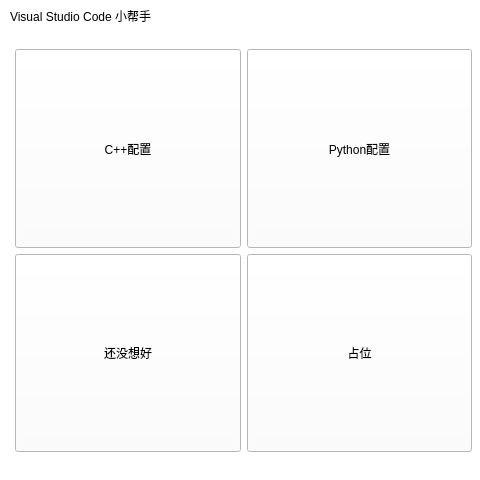
Old version of the form VSCode_Helper/mainwindow.ui in the repository Gu-jq/VSCode_Helper.
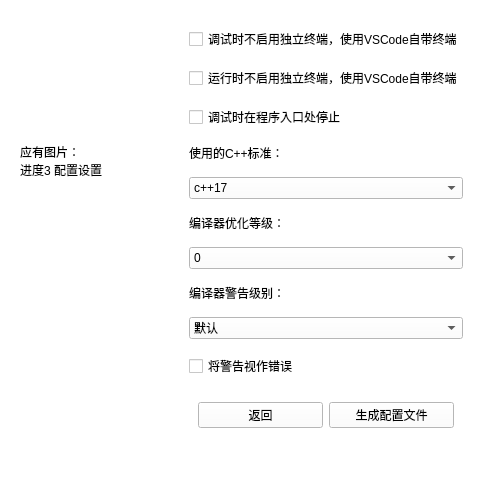
New version of the form. The open tabs and pages were chosen to show the change. Icons and pictures are not drawn.

Diff of the .ui file:
```diff
--- a/VSCode_Helper/mainwindow.ui
+++ b/VSCode_Helper/mainwindow.ui
@@ -776,6 +776,281 @@
       </layout>
      </widget>
     </widget>
+    <widget class="QWidget" name="cpage_5">
+     <widget class="QWidget" name="widget_18" native="true">
+      <property name="geometry">
+       <rect>
+        <x>0</x>
+        <y>0</y>
+        <width>481</width>
+        <height>471</height>
+       </rect>
+      </property>
+      <property name="sizePolicy">
+       <sizepolicy hsizetype="Preferred" vsizetype="Preferred">
+        <horstretch>0</horstretch>
+        <verstretch>0</verstretch>
+       </sizepolicy>
+      </property>
+      <layout class="QHBoxLayout" name="horizontalLayout_8">
+       <item>
+        <widget class="QWidget" name="cpic_5" native="true">
+         <property name="sizePolicy">
+          <sizepolicy hsizetype="MinimumExpanding" vsizetype="Preferred">
+           <horstretch>0</horstretch>
+           <verstretch>0</verstretch>
+          </sizepolicy>
+         </property>
+         <property name="styleSheet">
+          <string notr="true">QWidget#cpic_5{
+	background-image: url(:/image/image/占位图片.png);
+}</string>
+         </property>
+         <widget class="QLabel" name="label_16">
+          <property name="geometry">
+           <rect>
+            <x>20</x>
+            <y>90</y>
+            <width>101</width>
+            <height>141</height>
+           </rect>
+          </property>
+          <property name="text">
+           <string>应有图片：
+进度3 配置设置</string>
+          </property>
+         </widget>
+        </widget>
+       </item>
+       <item>
+        <widget class="QWidget" name="widget_19" native="true">
+         <property name="sizePolicy">
+          <sizepolicy hsizetype="Expanding" vsizetype="Expanding">
+           <horstretch>0</horstretch>
+           <verstretch>0</verstretch>
+          </sizepolicy>
+         </property>
+         <layout class="QVBoxLayout" name="verticalLayout_9">
+          <item>
+           <widget class="QWidget" name="widget_20" native="true">
+            <property name="sizePolicy">
+             <sizepolicy hsizetype="Preferred" vsizetype="Expanding">
+              <horstretch>0</horstretch>
+              <verstretch>0</verstretch>
+             </sizepolicy>
+            </property>
+            <layout class="QVBoxLayout" name="verticalLayout_10">
+             <item>
+              <widget class="QCheckBox" name="checkBox_launch1">
+               <property name="text">
+                <string>调试时不启用独立终端，使用VSCode自带终端</string>
+               </property>
+              </widget>
+             </item>
+             <item>
+              <widget class="QCheckBox" name="checkBox_test1">
+               <property name="text">
+                <string>运行时不启用独立终端，使用VSCode自带终端</string>
+               </property>
+              </widget>
+             </item>
+             <item>
+              <widget class="QCheckBox" name="checkBox_launch2">
+               <property name="text">
+                <string>调试时在程序入口处停止</string>
+               </property>
+              </widget>
+             </item>
+             <item>
+              <widget class="QLabel" name="label_17">
+               <property name="sizePolicy">
+                <sizepolicy hsizetype="Preferred" vsizetype="Fixed">
+                 <horstretch>0</horstretch>
+                 <verstretch>0</verstretch>
+                </sizepolicy>
+               </property>
+               <property name="text">
+                <string>使用的C++标准：</string>
+               </property>
+              </widget>
+             </item>
+             <item>
+              <widget class="QComboBox" name="comboBox_cppstd">
+               <item>
+                <property name="text">
+                 <string>c++17</string>
+                </property>
+               </item>
+               <item>
+                <property name="text">
+                 <string>c++20</string>
+                </property>
+               </item>
+               <item>
+                <property name="text">
+                 <string>c++23</string>
+                </property>
+               </item>
+               <item>
+                <property name="text">
+                 <string>c++98</string>
+                </property>
+               </item>
+               <item>
+                <property name="text">
+                 <string>c++03</string>
+                </property>
+               </item>
+               <item>
+                <property name="text">
+                 <string>c++11</string>
+                </property>
+               </item>
+               <item>
+                <property name="text">
+                 <string>c++14</string>
+                </property>
+               </item>
+              </widget>
+             </item>
+             <item>
+              <widget class="QLabel" name="label_18">
+               <property name="sizePolicy">
+                <sizepolicy hsizetype="Preferred" vsizetype="Fixed">
+                 <horstretch>0</horstretch>
+                 <verstretch>0</verstretch>
+                </sizepolicy>
+               </property>
+               <property name="text">
+                <string>编译器优化等级：</string>
+               </property>
+              </widget>
+             </item>
+             <item>
+              <widget class="QComboBox" name="comboBox_optimize">
+               <item>
+                <property name="text">
+                 <string>0</string>
+                </property>
+               </item>
+               <item>
+                <property name="text">
+                 <string>1</string>
+                </property>
+               </item>
+               <item>
+                <property name="text">
+                 <string>2</string>
+                </property>
+               </item>
+               <item>
+                <property name="text">
+                 <string>3</string>
+                </property>
+               </item>
+              </widget>
+             </item>
+             <item>
+              <widget class="QLabel" name="label_19">
+               <property name="sizePolicy">
+                <sizepolicy hsizetype="Preferred" vsizetype="Fixed">
+                 <horstretch>0</horstretch>
+                 <verstretch>0</verstretch>
+                </sizepolicy>
+               </property>
+               <property name="text">
+                <string>编译器警告级别：</string>
+               </property>
+              </widget>
+             </item>
+             <item>
+              <widget class="QComboBox" name="comboBox_warn">
+               <item>
+                <property name="text">
+                 <string>默认</string>
+                </property>
+               </item>
+               <item>
+                <property name="text">
+                 <string>标准警告</string>
+                </property>
+               </item>
+               <item>
+                <property name="text">
+                 <string>更严格的警告</string>
+                </property>
+               </item>
+               <item>
+                <property name="text">
+                 <string>几乎全部的警告</string>
+                </property>
+               </item>
+               <item>
+                <property name="text">
+                 <string>关闭警告（强烈不建议）</string>
+                </property>
+               </item>
+               <item>
+                <property name="text">
+                 <string/>
+                </property>
+               </item>
+              </widget>
+             </item>
+             <item>
+              <widget class="QCheckBox" name="checkBox_test2">
+               <property name="text">
+                <string>将警告视作错误</string>
+               </property>
+              </widget>
+             </item>
+             <item>
+              <widget class="QWidget" name="widget_21" native="true">
+               <property name="sizePolicy">
+                <sizepolicy hsizetype="Expanding" vsizetype="Fixed">
+                 <horstretch>0</horstretch>
+                 <verstretch>0</verstretch>
+                </sizepolicy>
+               </property>
+               <layout class="QHBoxLayout" name="horizontalLayout_9">
+                <item>
+                 <widget class="QPushButton" name="pushButton_15">
+                  <property name="sizePolicy">
+                   <sizepolicy hsizetype="Expanding" vsizetype="Fixed">
+                    <horstretch>0</horstretch>
+                    <verstretch>0</verstretch>
+                   </sizepolicy>
+                  </property>
+                  <property name="text">
+                   <string>返回</string>
+                  </property>
+                 </widget>
+                </item>
+                <item>
+                 <widget class="QPushButton" name="cnext_button_6">
+                  <property name="sizePolicy">
+                   <sizepolicy hsizetype="Expanding" vsizetype="Fixed">
+                    <horstretch>0</horstretch>
+                    <verstretch>0</verstretch>
+                   </sizepolicy>
+                  </property>
+                  <property name="text">
+                   <string>生成配置文件</string>
+                  </property>
+                 </widget>
+                </item>
+               </layout>
+              </widget>
+             </item>
+            </layout>
+           </widget>
+          </item>
+         </layout>
+        </widget>
+       </item>
+      </layout>
+     </widget>
+    </widget>
    </widget>
   </widget>
   <widget class="QMenuBar" name="menubar">
```
